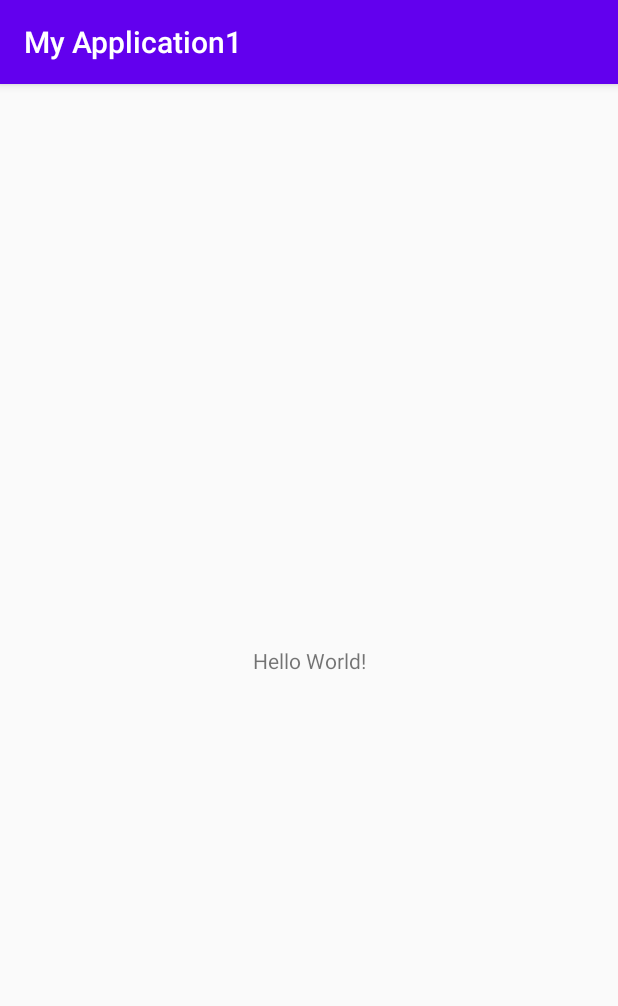
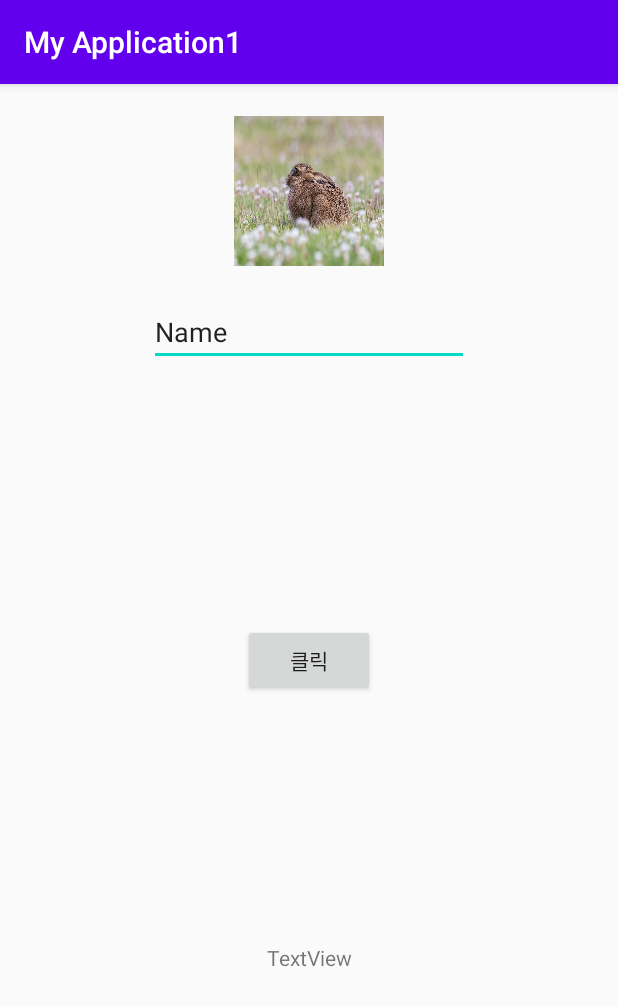
Before and after one commit to cheolyeing/AndroidStudy, an Android app: the screen it shows after launch (MainActivity), on a phone screen of 412 x 824 dp. Shown: the top 1006 px of the screen. Run offline under Robolectric (Android 15) with nearby library versions, the phone set to English and light mode, and no system bars.

Commit message:
Study Widget button, editText, textView, imageView

```diff
--- a/app/src/main/java/com/example/myapplication1/MainActivity.kt
+++ b/app/src/main/java/com/example/myapplication1/MainActivity.kt
@@ -1,14 +1,18 @@
 package com.example.myapplication1
 
 import android.os.Bundle
-import android.widget.Button
 import androidx.appcompat.app.AppCompatActivity
+import kotlinx.android.synthetic.main.activity_main.*
 
 class MainActivity : AppCompatActivity() {
     override fun onCreate(savedInstanceState: Bundle?) {
         super.onCreate(savedInstanceState)
         setContentView(R.layout.activity_main)
-
-        var button: Button?
+        button_new.setOnClickListener {
+            var str = editText_new.text
+            println(str)
+            textView_new.text = str
+            imageView_new.setImageResource(R.drawable.picture2)
+        }
     }
 }
--- a/app/src/main/res/layout/activity_constraint3.xml
+++ b/app/src/main/res/layout/activity_constraint3.xml
@@ -29,7 +29,7 @@
         app:layout_constraintTop_toBottomOf="@+id/editTextTextEmailAddress" />
 
     <Button
-        android:id="@+id/button"
+        android:id="@+id/button_new"
         android:layout_width="wrap_content"
         android:layout_height="wrap_content"
         android:layout_marginStart="50dp"
@@ -46,7 +46,7 @@
         android:layout_marginEnd="50dp"
         android:layout_marginRight="50dp"
         android:text="Button"
-        app:layout_constraintBottom_toBottomOf="@+id/button"
+        app:layout_constraintBottom_toBottomOf="@+id/button_new"
         app:layout_constraintEnd_toEndOf="parent"
-        app:layout_constraintTop_toTopOf="@+id/button" />
+        app:layout_constraintTop_toTopOf="@+id/button_new" />
 </androidx.constraintlayout.widget.ConstraintLayout>
--- a/app/src/main/res/layout/activity_main.xml
+++ b/app/src/main/res/layout/activity_main.xml
@@ -6,13 +6,47 @@
     android:layout_height="match_parent"
     tools:context=".MainActivity">
 
-    <TextView
+    <Button
+        android:id="@+id/button_new"
         android:layout_width="wrap_content"
         android:layout_height="wrap_content"
-        android:text="Hello World!"
+        android:text="클릭"
         app:layout_constraintBottom_toBottomOf="parent"
-        app:layout_constraintLeft_toLeftOf="parent"
-        app:layout_constraintRight_toRightOf="parent"
+        app:layout_constraintEnd_toEndOf="parent"
+        app:layout_constraintStart_toStartOf="parent"
         app:layout_constraintTop_toTopOf="parent" />
 
+    <EditText
+        android:id="@+id/editText_new"
+        android:layout_width="wrap_content"
+        android:layout_height="wrap_content"
+        android:layout_marginBottom="30dp"
+        android:ems="10"
+        android:inputType="textPersonName"
+        android:text="Name"
+        app:layout_constraintBottom_toTopOf="@+id/button_new"
+        app:layout_constraintEnd_toEndOf="parent"
+        app:layout_constraintStart_toStartOf="parent"
+        app:layout_constraintTop_toTopOf="parent" />
+
+    <TextView
+        android:id="@+id/textView_new"
+        android:layout_width="wrap_content"
+        android:layout_height="31dp"
+        android:text="TextView"
+        app:layout_constraintBottom_toBottomOf="parent"
+        app:layout_constraintEnd_toEndOf="parent"
+        app:layout_constraintStart_toStartOf="parent"
+        app:layout_constraintTop_toBottomOf="@+id/button_new" />
+
+    <ImageView
+        android:id="@+id/imageView_new"
+        android:layout_width="100dp"
+        android:layout_height="100dp"
+        android:scaleType="fitXY"
+        app:layout_constraintBottom_toTopOf="@+id/editText_new"
+        app:layout_constraintEnd_toEndOf="parent"
+        app:layout_constraintStart_toStartOf="parent"
+        app:layout_constraintTop_toTopOf="parent"
+        app:srcCompat="@drawable/picture1" />
 </androidx.constraintlayout.widget.ConstraintLayout>
```
Also changed, not shown: app/src/main/res/drawable-v24/picture1.jpg (added), app/src/main/res/drawable-v24/picture2.jpg (added).
